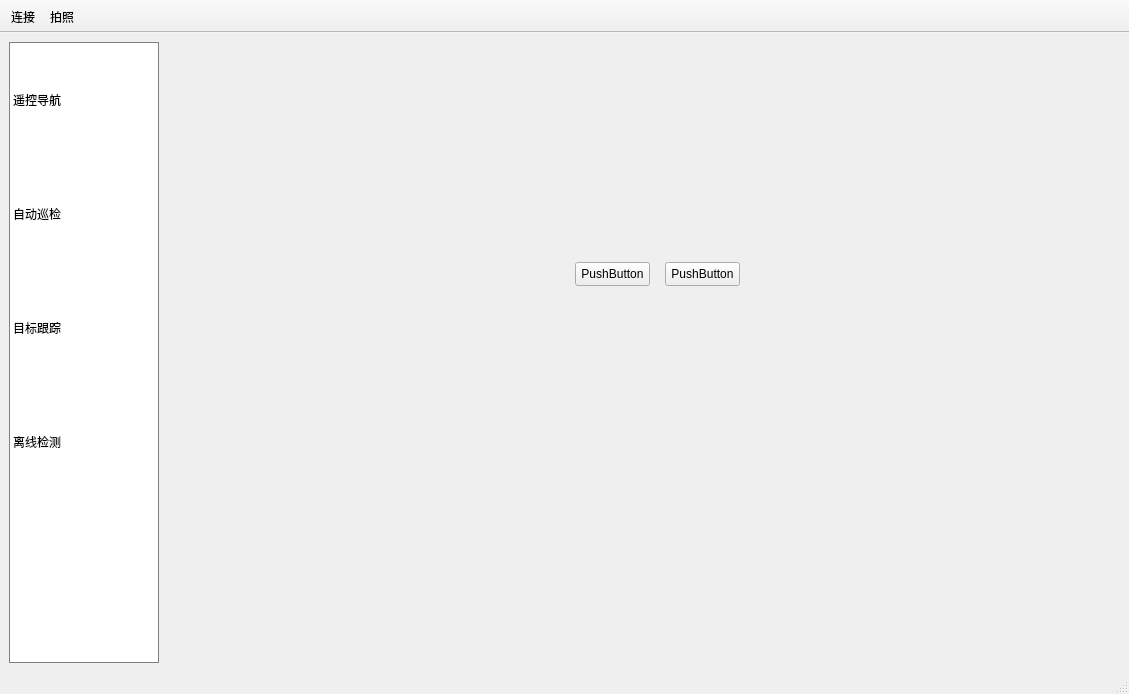
Old version of the form ui/MainWindow.ui in the repository canoe-Z/TelloRS.
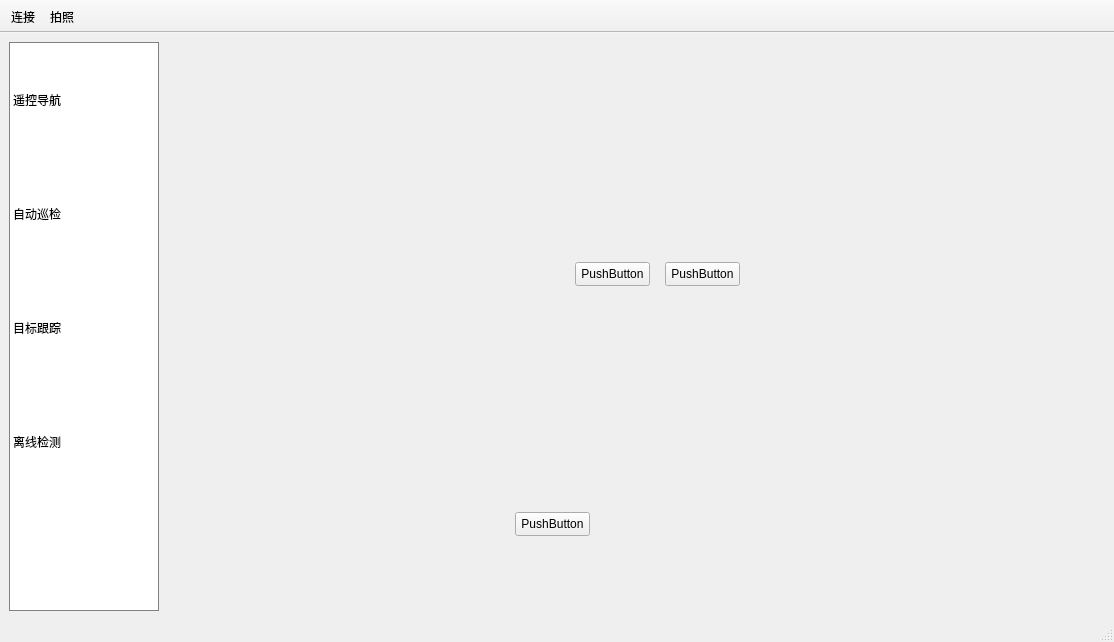
New version of the form. The open tabs and pages were chosen to show the change. Custom widgets are drawn as their Qt base class.

Patch:
```diff
--- a/ui/MainWindow.ui
+++ b/ui/MainWindow.ui
@@ -6,8 +6,8 @@
    <rect>
     <x>0</x>
     <y>0</y>
-    <width>1129</width>
-    <height>694</height>
+    <width>1114</width>
+    <height>642</height>
    </rect>
   </property>
   <property name="windowTitle">
@@ -602,6 +602,19 @@
          <string>PushButton</string>
         </property>
        </widget>
+       <widget class="QPushButton" name="pushButton_3">
+        <property name="geometry">
+         <rect>
+          <x>350</x>
+          <y>470</y>
+          <width>75</width>
+          <height>24</height>
+         </rect>
+        </property>
+        <property name="text">
+         <string>PushButton</string>
+        </property>
+       </widget>
       </widget>
       <widget class="QWidget" name="page_3"/>
       <widget class="QWidget" name="page_4">
```
Left out of the diff: 2 changed lines with no effect on the pictures.
